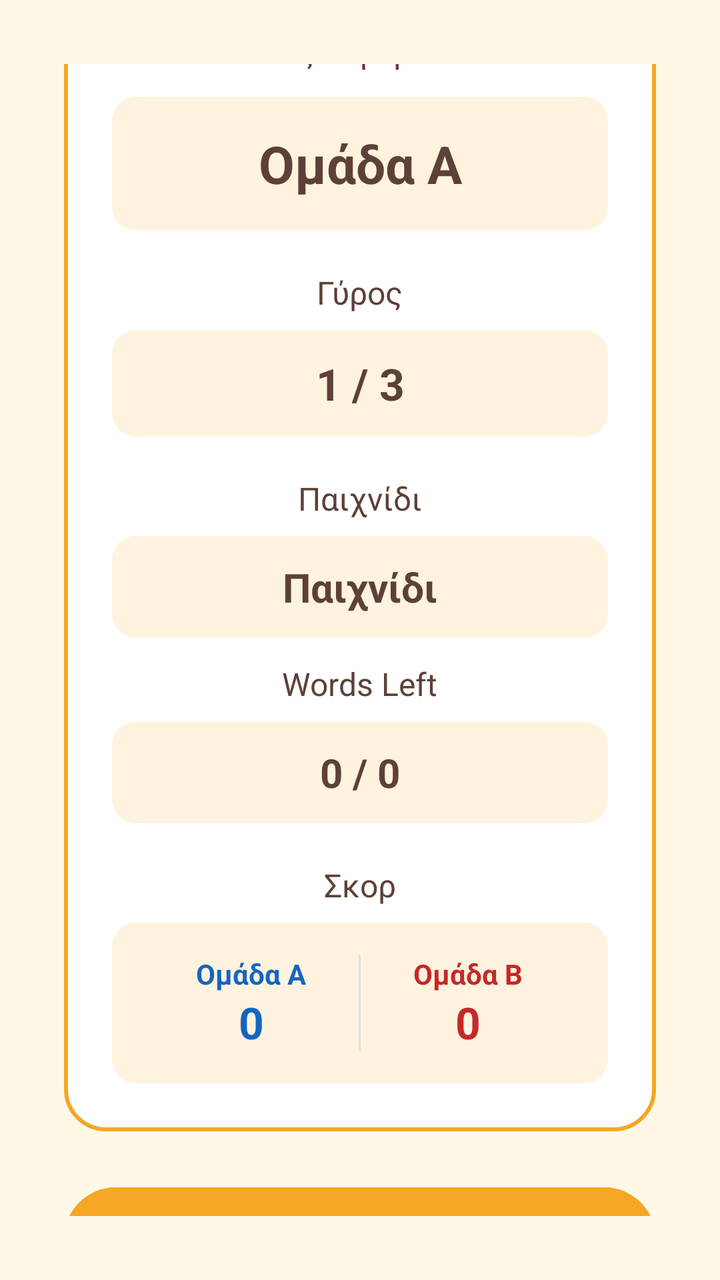
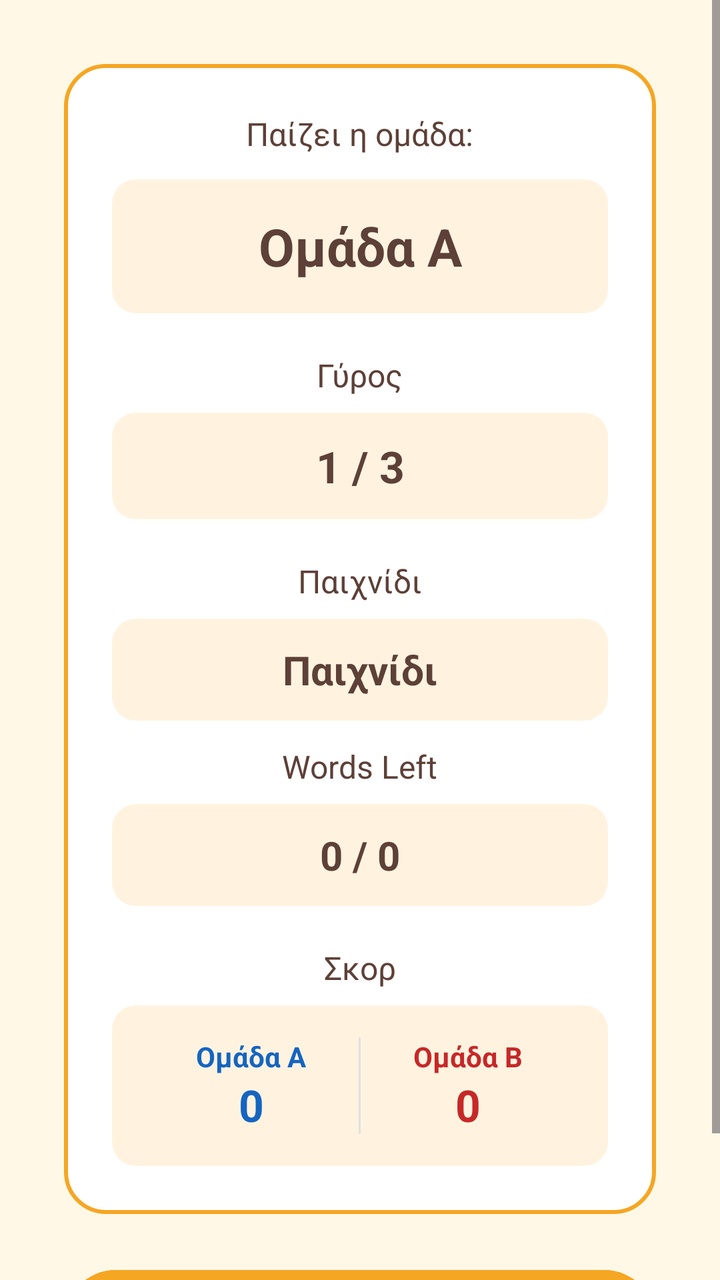

An Android layout rendered at two revisions. The XML below is the earlier revision; the diff shows what the commit changed to produce the second picture.
<!-- AndroidManifest.xml: application theme Theme.WordMaster -->
<!-- res/layout/activity_turn.xml -->
<?xml version="1.0" encoding="utf-8"?>
<LinearLayout xmlns:android="http://schemas.android.com/apk/res/android"
    android:layout_width="match_parent"
    android:layout_height="match_parent"
    android:gravity="center"
    android:background="#FFF8E7"
    android:orientation="vertical"
    android:padding="32dp">

    <LinearLayout
        android:layout_width="match_parent"
        android:layout_height="wrap_content"
        android:orientation="vertical"
        android:background="@drawable/card_bg"
        android:padding="24dp"
        android:gravity="center">

        <TextView
            android:layout_width="wrap_content"
            android:layout_height="wrap_content"
            android:text="Παίζει η ομάδα:"
            android:textColor="#5D4037"
            android:textSize="16sp"
            android:layout_marginBottom="12dp" />

        <TextView
            android:id="@+id/tvCurrentTeam"
            android:layout_width="match_parent"
            android:layout_height="wrap_content"
            android:text="Ομάδα Α"
            android:textColor="#5D4037"
            android:textSize="26sp"
            android:textStyle="bold"
            android:gravity="center"
            android:background="@drawable/team_name_bg"
            android:padding="16dp"
            android:layout_marginBottom="20dp" />

        

        <TextView
            android:layout_width="wrap_content"
            android:layout_height="wrap_content"
            android:text="Γύρος"
            android:textColor="#5D4037"
            android:textSize="16sp"
            android:layout_marginBottom="8dp" />

        <TextView
            android:id="@+id/tvRound"
            android:layout_width="match_parent"
            android:layout_height="wrap_content"
            android:text="1 / 3"
            android:textColor="#5D4037"
            android:textSize="22sp"
            android:textStyle="bold"
            android:gravity="center"
            android:background="@drawable/team_name_bg"
            android:padding="12dp"
            android:layout_marginBottom="20dp" />

        
        <TextView
            android:id="@+id/textView4"
            android:layout_width="wrap_content"
            android:layout_height="wrap_content"
            android:layout_marginBottom="8dp"
            android:text="Παιχνίδι"
            android:textColor="#5D4037"
            android:textSize="16sp" />

        <TextView
            android:id="@+id/tvGameTitle"
            android:layout_width="match_parent"
            android:layout_height="wrap_content"
            android:layout_marginBottom="12dp"
            android:background="@drawable/team_name_bg"
            android:gravity="center"
            android:padding="12dp"
            android:text="Παιχνίδι"
            android:textColor="#5D4037"
            android:textSize="20sp"
            android:textStyle="bold" />

        <TextView
            android:id="@+id/textView3"
            android:layout_width="wrap_content"
            android:layout_height="wrap_content"
            android:layout_marginBottom="8dp"
            android:text="Words Left"
            android:textColor="#5D4037"
            android:textSize="16sp" />

        <TextView
            android:id="@+id/tvWordCount"
            android:layout_width="match_parent"
            android:layout_height="wrap_content"
            android:text="0 / 0"
            android:textColor="#5D4037"
            android:textSize="20sp"
            android:textStyle="bold"
            android:gravity="center"
            android:background="@drawable/team_name_bg"
            android:padding="12dp"
            android:layout_marginBottom="20dp" />

        <TextView
            android:layout_width="wrap_content"
            android:layout_height="wrap_content"
            android:text="Σκορ"
            android:textColor="#5D4037"
            android:textSize="16sp"
            android:layout_marginBottom="8dp" />

        <LinearLayout
            android:layout_width="match_parent"
            android:layout_height="wrap_content"
            android:orientation="horizontal"
            android:background="@drawable/team_name_bg"
            android:padding="16dp">

            <LinearLayout
                android:layout_width="0dp"
                android:layout_height="wrap_content"
                android:layout_weight="1"
                android:orientation="vertical"
                android:gravity="center">

                <TextView
                    android:id="@+id/tvTeam1Name"
                    android:layout_width="wrap_content"
                    android:layout_height="wrap_content"
                    android:text="Ομάδα Α"
                    android:textColor="#1565C0"
                    android:textSize="14sp"
                    android:textStyle="bold" />

                <TextView
                    android:id="@+id/tvScore1"
                    android:layout_width="wrap_content"
                    android:layout_height="wrap_content"
                    android:text="0"
                    android:textColor="#1565C0"
                    android:textSize="22sp"
                    android:textStyle="bold" />
            </LinearLayout>

            <View
                android:layout_width="1dp"
                android:layout_height="match_parent"
                android:background="#E0E0E0" />

            <LinearLayout
                android:layout_width="0dp"
                android:layout_height="wrap_content"
                android:layout_weight="1"
                android:orientation="vertical"
                android:gravity="center">

                <TextView
                    android:id="@+id/tvTeam2Name"
                    android:layout_width="wrap_content"
                    android:layout_height="wrap_content"
                    android:text="Ομάδα Β"
                    android:textColor="#C62828"
                    android:textSize="14sp"
                    android:textStyle="bold" />

                <TextView
                    android:id="@+id/tvScore2"
                    android:layout_width="wrap_content"
                    android:layout_height="wrap_content"
                    android:text="0"
                    android:textColor="#C62828"
                    android:textSize="22sp"
                    android:textStyle="bold" />
            </LinearLayout>
        </LinearLayout>

    </LinearLayout>

    <Button
        android:id="@+id/btnStart"
        android:layout_width="match_parent"
        android:layout_height="60dp"
        android:text="Start"
        android:textSize="20sp"
        android:textColor="#FFFFFF"
        android:backgroundTint="#F5A623"
        android:layout_marginTop="24dp" />

</LinearLayout>
<!-- resources referenced by this layout -->
<resources>
  <!-- drawable card_bg (drawable) -->
  <?xml version="1.0" encoding="utf-8"?>
  <shape xmlns:android="http://schemas.android.com/apk/res/android">
      <solid android:color="#FFFFFF" />
      <corners android:radius="20dp" />
      <stroke android:width="2dp" android:color="#F5A623" />
  </shape>
  <!-- drawable team_name_bg (drawable) -->
  <?xml version="1.0" encoding="utf-8"?>
  <shape xmlns:android="http://schemas.android.com/apk/res/android">
      <solid android:color="#FFF3E0" />
      <corners android:radius="12dp" />
  </shape>
  <style name="Theme.WordMaster" parent="Base.Theme.WordMaster" />
  <style name="Base.Theme.WordMaster" parent="Theme.Material3.DayNight.NoActionBar">
          
          
      </style>
</resources>

<!-- the commit's change to res/layout/activity_turn.xml (unified diff, before → after) -->
@@ -1,192 +1,196 @@
 <?xml version="1.0" encoding="utf-8"?>
-<LinearLayout xmlns:android="http://schemas.android.com/apk/res/android"
+<ScrollView xmlns:android="http://schemas.android.com/apk/res/android"
+    android:id="@+id/main"
     android:layout_width="match_parent"
     android:layout_height="match_parent"
-    android:gravity="center"
-    android:background="#FFF8E7"
-    android:orientation="vertical"
-    android:padding="32dp">
+    android:fillViewport="true"
+    android:background="#FFF8E7">
 
     <LinearLayout
         android:layout_width="match_parent"
         android:layout_height="wrap_content"
+        android:gravity="center"
         android:orientation="vertical"
-        android:background="@drawable/card_bg"
-        android:padding="24dp"
-        android:gravity="center">
-
-        <TextView
-            android:layout_width="wrap_content"
-            android:layout_height="wrap_content"
-            android:text="Παίζει η ομάδα:"
-            android:textColor="#5D4037"
-            android:textSize="16sp"
-            android:layout_marginBottom="12dp" />
-
-        <TextView
-            android:id="@+id/tvCurrentTeam"
-            android:layout_width="match_parent"
-            android:layout_height="wrap_content"
-            android:text="Ομάδα Α"
-            android:textColor="#5D4037"
-            android:textSize="26sp"
-            android:textStyle="bold"
-            android:gravity="center"
-            android:background="@drawable/team_name_bg"
-            android:padding="16dp"
-            android:layout_marginBottom="20dp" />
-
-        
-
-        <TextView
-            android:layout_width="wrap_content"
-            android:layout_height="wrap_content"
-            android:text="Γύρος"
-            android:textColor="#5D4037"
-            android:textSize="16sp"
-            android:layout_marginBottom="8dp" />
-
-        <TextView
-            android:id="@+id/tvRound"
-            android:layout_width="match_parent"
-            android:layout_height="wrap_content"
-            android:text="1 / 3"
-            android:textColor="#5D4037"
-            android:textSize="22sp"
-            android:textStyle="bold"
-            android:gravity="center"
-            android:background="@drawable/team_name_bg"
-            android:padding="12dp"
-            android:layout_marginBottom="20dp" />
-
-        
-        <TextView
-            android:id="@+id/textView4"
-            android:layout_width="wrap_content"
-            android:layout_height="wrap_content"
-            android:layout_marginBottom="8dp"
-            android:text="Παιχνίδι"
-            android:textColor="#5D4037"
-            android:textSize="16sp" />
-
-        <TextView
-            android:id="@+id/tvGameTitle"
-            android:layout_width="match_parent"
-            android:layout_height="wrap_content"
-            android:layout_marginBottom="12dp"
-            android:background="@drawable/team_name_bg"
-            android:gravity="center"
-            android:padding="12dp"
-            android:text="Παιχνίδι"
-            android:textColor="#5D4037"
-            android:textSize="20sp"
-            android:textStyle="bold" />
-
-        <TextView
-            android:id="@+id/textView3"
-            android:layout_width="wrap_content"
-            android:layout_height="wrap_content"
-            android:layout_marginBottom="8dp"
-            android:text="Words Left"
-            android:textColor="#5D4037"
-            android:textSize="16sp" />
-
-        <TextView
-            android:id="@+id/tvWordCount"
-            android:layout_width="match_parent"
-            android:layout_height="wrap_content"
-            android:text="0 / 0"
-            android:textColor="#5D4037"
-            android:textSize="20sp"
-            android:textStyle="bold"
-            android:gravity="center"
-            android:background="@drawable/team_name_bg"
-            android:padding="12dp"
-            android:layout_marginBottom="20dp" />
-
-        <TextView
-            android:layout_width="wrap_content"
-            android:layout_height="wrap_content"
-            android:text="Σκορ"
-            android:textColor="#5D4037"
-            android:textSize="16sp"
-            android:layout_marginBottom="8dp" />
+        android:padding="32dp">
 
         <LinearLayout
             android:layout_width="match_parent"
             android:layout_height="wrap_content"
-            android:orientation="horizontal"
-            android:background="@drawable/team_name_bg"
-            android:padding="16dp">
+            android:orientation="vertical"
+            android:background="@drawable/card_bg"
+            android:padding="24dp"
+            android:gravity="center">
+
+            <TextView
+                android:layout_width="wrap_content"
+                android:layout_height="wrap_content"
+                android:text="Παίζει η ομάδα:"
+                android:textColor="#5D4037"
+                android:textSize="16sp"
+                android:layout_marginBottom="12dp" />
+
+            <TextView
+                android:id="@+id/tvCurrentTeam"
+                android:layout_width="match_parent"
+                android:layout_height="wrap_content"
+                android:text="Ομάδα Α"
+                android:textColor="#5D4037"
+                android:textSize="26sp"
+                android:textStyle="bold"
+                android:gravity="center"
+                android:background="@drawable/team_name_bg"
+                android:padding="16dp"
+                android:layout_marginBottom="20dp" />
+
+            <TextView
+                android:layout_width="wrap_content"
+                android:layout_height="wrap_content"
+                android:text="Γύρος"
+                android:textColor="#5D4037"
+                android:textSize="16sp"
+                android:layout_marginBottom="8dp" />
+
+            <TextView
+                android:id="@+id/tvRound"
+                android:layout_width="match_parent"
+                android:layout_height="wrap_content"
+                android:text="1 / 3"
+                android:textColor="#5D4037"
+                android:textSize="22sp"
+                android:textStyle="bold"
+                android:gravity="center"
+                android:background="@drawable/team_name_bg"
+                android:padding="12dp"
+                android:layout_marginBottom="20dp" />
+
+            <TextView
+                android:id="@+id/textView4"
+                android:layout_width="wrap_content"
+                android:layout_height="wrap_content"
+                android:layout_marginBottom="8dp"
+                android:text="Παιχνίδι"
+                android:textColor="#5D4037"
+                android:textSize="16sp" />
+
+            <TextView
+                android:id="@+id/tvGameTitle"
+                android:layout_width="match_parent"
+                android:layout_height="wrap_content"
+                android:layout_marginBottom="12dp"
+                android:background="@drawable/team_name_bg"
+                android:gravity="center"
+                android:padding="12dp"
+                android:text="Παιχνίδι"
+                android:textColor="#5D4037"
+                android:textSize="20sp"
+                android:textStyle="bold" />
+
+            <TextView
+                android:id="@+id/textView3"
+                android:layout_width="wrap_content"
+                android:layout_height="wrap_content"
+                android:layout_marginBottom="8dp"
+                android:text="Words Left"
+                android:textColor="#5D4037"
+                android:textSize="16sp" />
+
+            <TextView
+                android:id="@+id/tvWordCount"
+                android:layout_width="match_parent"
+                android:layout_height="wrap_content"
+                android:text="0 / 0"
+                android:textColor="#5D4037"
+                android:textSize="20sp"
+                android:textStyle="bold"
+                android:gravity="center"
+                android:background="@drawable/team_name_bg"
+                android:padding="12dp"
+                android:layout_marginBottom="20dp" />
+
+            <TextView
+                android:layout_width="wrap_content"
+                android:layout_height="wrap_content"
+                android:text="Σκορ"
+                android:textColor="#5D4037"
+                android:textSize="16sp"
+                android:layout_marginBottom="8dp" />
 
             <LinearLayout
-                android:layout_width="0dp"
+                android:layout_width="match_parent"
                 android:layout_height="wrap_content"
-                android:layout_weight="1"
-                android:orientation="vertical"
-                android:gravity="center">
+                android:orientation="horizontal"
+                android:background="@drawable/team_name_bg"
+                android:padding="16dp">
 
-                <TextView
-                    android:id="@+id/tvTeam1Name"
-                    android:layout_width="wrap_content"
+                <LinearLayout
+                    android:layout_width="0dp"
                     android:layout_height="wrap_content"
-                    android:text="Ομάδα Α"
-                    android:textColor="#1565C0"
-                    android:textSize="14sp"
-                    android:textStyle="bold" />
+                    android:layout_weight="1"
+                    android:orientation="vertical"
+                    android:gravity="center">
 
-                <TextView
-                    android:id="@+id/tvScore1"
-                    android:layout_width="wrap_content"
+                    <TextView
+                        android:id="@+id/tvTeam1Name"
+                        android:layout_width="wrap_content"
+                        android:layout_height="wrap_content"
+                        android:text="Ομάδα Α"
+                        android:textColor="#1565C0"
+                        android:textSize="14sp"
+                        android:textStyle="bold" />
+
+                    <TextView
+                        android:id="@+id/tvScore1"
+                        android:layout_width="wrap_content"
+                        android:layout_height="wrap_content"
+                        android:text="0"
+                        android:textColor="#1565C0"
+                        android:textSize="22sp"
+                        android:textStyle="bold" />
+                </LinearLayout>
+
+                <View
+                    android:layout_width="1dp"
+                    android:layout_height="match_parent"
+                    android:background="#E0E0E0" />
+
+                <LinearLayout
+                    android:layout_width="0dp"
                     android:layout_height="wrap_content"
-                    android:text="0"
-                    android:textColor="#1565C0"
-                    android:textSize="22sp"
-                    android:textStyle="bold" />
+                    android:layout_weight="1"
+                    android:orientation="vertical"
+                    android:gravity="center">
+
+                    <TextView
+                        android:id="@+id/tvTeam2Name"
+                        android:layout_width="wrap_content"
+                        android:layout_height="wrap_content"
+                        android:text="Ομάδα Β"
+                        android:textColor="#C62828"
+                        android:textSize="14sp"
+                        android:textStyle="bold" />
+
+                    <TextView
+                        android:id="@+id/tvScore2"
+                        android:layout_width="wrap_content"
+                        android:layout_height="wrap_content"
+                        android:text="0"
+                        android:textColor="#C62828"
+                        android:textSize="22sp"
+                        android:textStyle="bold" />
+                </LinearLayout>
             </LinearLayout>
 
-            <View
-                android:layout_width="1dp"
-                android:layout_height="match_parent"
-                android:background="#E0E0E0" />
-
-            <LinearLayout
-                android:layout_width="0dp"
-                android:layout_height="wrap_content"
-                android:layout_weight="1"
-                android:orientation="vertical"
-                android:gravity="center">
-
-                <TextView
-                    android:id="@+id/tvTeam2Name"
-                    android:layout_width="wrap_content"
-                    android:layout_height="wrap_content"
-                    android:text="Ομάδα Β"
-                    android:textColor="#C62828"
-                    android:textSize="14sp"
-                    android:textStyle="bold" />
-
-                <TextView
-                    android:id="@+id/tvScore2"
-                    android:layout_width="wrap_content"
-                    android:layout_height="wrap_content"
-                    android:text="0"
-                    android:textColor="#C62828"
-                    android:textSize="22sp"
-                    android:textStyle="bold" />
-            </LinearLayout>
         </LinearLayout>
 
+        <Button
+            android:id="@+id/btnStart"
+            android:layout_width="match_parent"
+            android:layout_height="60dp"
+            android:text="Start"
+            android:textSize="20sp"
+            android:textColor="#FFFFFF"
+            android:backgroundTint="#F5A623"
+            android:layout_marginTop="24dp" />
+
     </LinearLayout>
-
-    <Button
-        android:id="@+id/btnStart"
-        android:layout_width="match_parent"
-        android:layout_height="60dp"
-        android:text="Start"
-        android:textSize="20sp"
-        android:textColor="#FFFFFF"
-        android:backgroundTint="#F5A623"
-        android:layout_marginTop="24dp" />
-
-</LinearLayout>
+</ScrollView>
